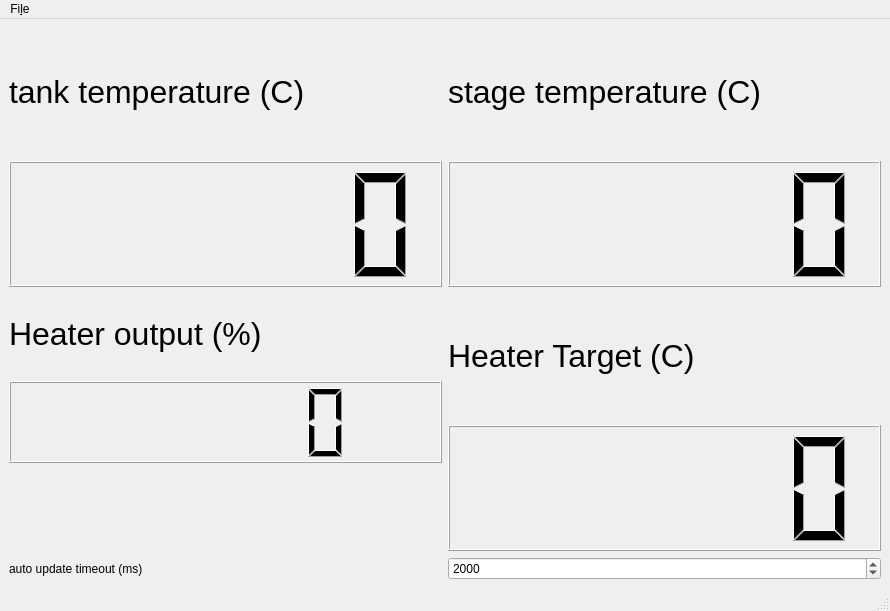
First picture: the form in dashboard/dashboard_main.ui, repository weatherhead99/foxtrot, before the edit.
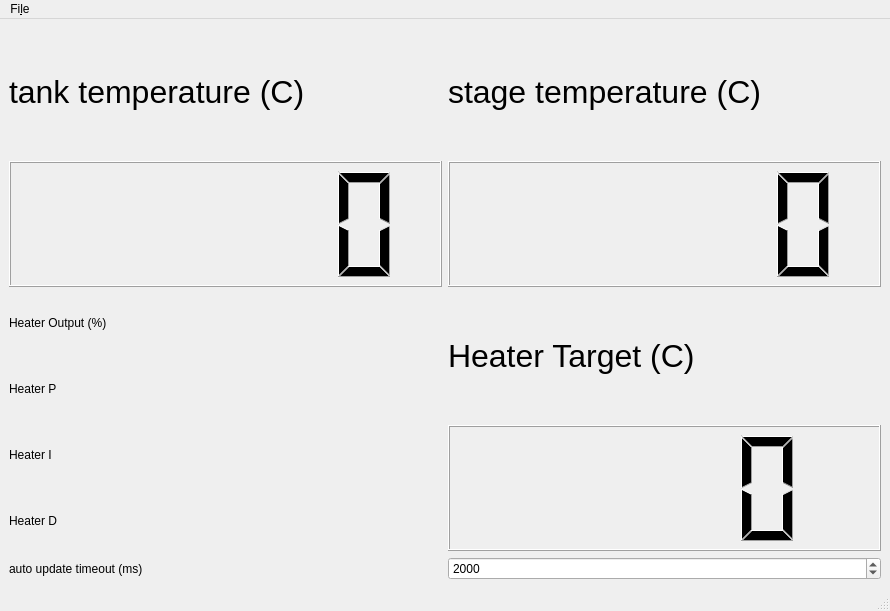
Second picture: the form after the edit. Custom widgets are drawn as their Qt base class.

Commit message: dashboard now using nice qwt temps

The edit to the form file:
```diff
--- a/dashboard/dashboard_main.ui
+++ b/dashboard/dashboard_main.ui
@@ -15,7 +15,36 @@
   </property>
   <widget class="QWidget" name="centralwidget">
    <layout class="QGridLayout" name="gridLayout">
-    <item row="5" column="1">
+    <item row="1" column="1">
+     <layout class="QVBoxLayout" name="verticalLayout_3">
+      <item>
+       <widget class="QLabel" name="label_3">
+        <property name="font">
+         <font>
+          <pointsize>24</pointsize>
+         </font>
+        </property>
+        <property name="text">
+         <string>Heater Target (C)</string>
+        </property>
+       </widget>
+      </item>
+      <item>
+       <widget class="QLCDNumber" name="heater_target">
+        <property name="smallDecimalPoint">
+         <bool>true</bool>
+        </property>
+        <property name="numDigits">
+         <number>4</number>
+        </property>
+        <property name="digitCount">
+         <number>4</number>
+        </property>
+       </widget>
+      </item>
+     </layout>
+    </item>
+    <item row="4" column="1">
      <widget class="QSpinBox" name="updatetimeout">
       <property name="minimum">
        <number>500</number>
@@ -28,13 +57,6 @@
       </property>
      </widget>
     </item>
-    <item row="5" column="0">
-     <widget class="QLabel" name="label">
-      <property name="text">
-       <string>auto update timeout (ms)</string>
-      </property>
-     </widget>
-    </item>
     <item row="0" column="1">
      <layout class="QVBoxLayout" name="verticalLayout_2">
       <item>
@@ -51,13 +73,26 @@
       </item>
       <item>
        <widget class="QLCDNumber" name="stage_temp_display">
+        <property name="smallDecimalPoint">
+         <bool>true</bool>
+        </property>
+        <property name="numDigits">
+         <number>5</number>
+        </property>
         <property name="digitCount">
-         <number>6</number>
+         <number>5</number>
         </property>
        </widget>
       </item>
      </layout>
     </item>
+    <item row="4" column="0">
+     <widget class="QLabel" name="label">
+      <property name="text">
+       <string>auto update timeout (ms)</string>
+      </property>
+     </widget>
+    </item>
     <item row="0" column="0">
      <layout class="QVBoxLayout" name="verticalLayout">
       <item>
@@ -74,8 +109,14 @@
       </item>
       <item>
        <widget class="QLCDNumber" name="tank_temp_display">
+        <property name="smallDecimalPoint">
+         <bool>true</bool>
+        </property>
+        <property name="numDigits">
+         <number>5</number>
+        </property>
         <property name="digitCount">
-         <number>6</number>
+         <number>5</number>
         </property>
         <property name="value" stdset="0">
          <double>0.000000000000000</double>
@@ -87,57 +128,76 @@
       </item>
      </layout>
     </item>
-    <item row="2" column="1">
-     <layout class="QVBoxLayout" name="verticalLayout_3">
-      <item>
-       <widget class="QLabel" name="label_3">
-        <property name="font">
-         <font>
-          <pointsize>24</pointsize>
-         </font>
-        </property>
+    <item row="1" column="0">
+     <layout class="QGridLayout" name="gridLayout_2">
+      <item row="1" column="0">
+       <widget class="QLabel" name="label_4">
         <property name="text">
-         <string>Heater Target (C)</string>
+         <string>Heater P</string>
         </property>
        </widget>
       </item>
-      <item>
-       <widget class="QLCDNumber" name="heater_target">
-        <property name="digitCount">
-         <number>6</number>
+      <item row="1" column="1">
+       <widget class="QwtThermo" name="heater_P">
+        <property name="scalePosition">
+         <enum>QwtThermo::TopScale</enum>
         </property>
+        <property name="minValue">
+         <double>-1.000000000000000</double>
+        </property>
        </widget>
       </item>
-     </layout>
-    </item>
-    <item row="2" column="0">
-     <layout class="QVBoxLayout" name="verticalLayout_4">
-      <item>
-       <widget class="QLabel" name="label_2">
-        <property name="font">
-         <font>
-          <pointsize>24</pointsize>
-         </font>
+      <item row="3" column="1">
+       <widget class="QwtThermo" name="heater_D">
+        <property name="scalePosition">
+         <enum>QwtThermo::TopScale</enum>
         </property>
-        <property name="text">
-         <string>Heater output (%)</string>
+        <property name="minValue">
+         <double>-1.000000000000000</double>
         </property>
        </widget>
       </item>
-      <item>
-       <widget class="QLCDNumber" name="heater_output">
-        <property name="digitCount">
-         <number>6</number>
+      <item row="2" column="0">
+       <widget class="QLabel" name="label_5">
+        <property name="text">
+         <string>Heater I</string>
         </property>
        </widget>
       </item>
-      <item>
-       <widget class="QwtThermo" name="Thermo">
+      <item row="0" column="1">
+       <widget class="QwtThermo" name="heater_output">
         <property name="scalePosition">
          <enum>QwtThermo::TopScale</enum>
         </property>
         <property name="maxValue">
          <double>100.000000000000000</double>
+        </property>
+        <property name="minValue">
+         <double>0.000000000000000</double>
+        </property>
+       </widget>
+      </item>
+      <item row="0" column="0">
+       <widget class="QLabel" name="label_2">
+        <property name="text">
+         <string>Heater Output (%)</string>
+        </property>
+       </widget>
+      </item>
+      <item row="3" column="0">
+       <widget class="QLabel" name="label_6">
+        <property name="text">
+         <string>Heater D</string>
+        </property>
+       </widget>
+      </item>
+      <item row="2" column="1">
+       <widget class="QwtThermo" name="heater_I">
+        <property name="scalePosition">
+         <enum>QwtThermo::TopScale</enum>
+        </property>
+        <property name="minValue">
+         <double>-1.000000000000000</double>
         </property>
        </widget>
       </item>
```
The commit also changes 1 other file.
